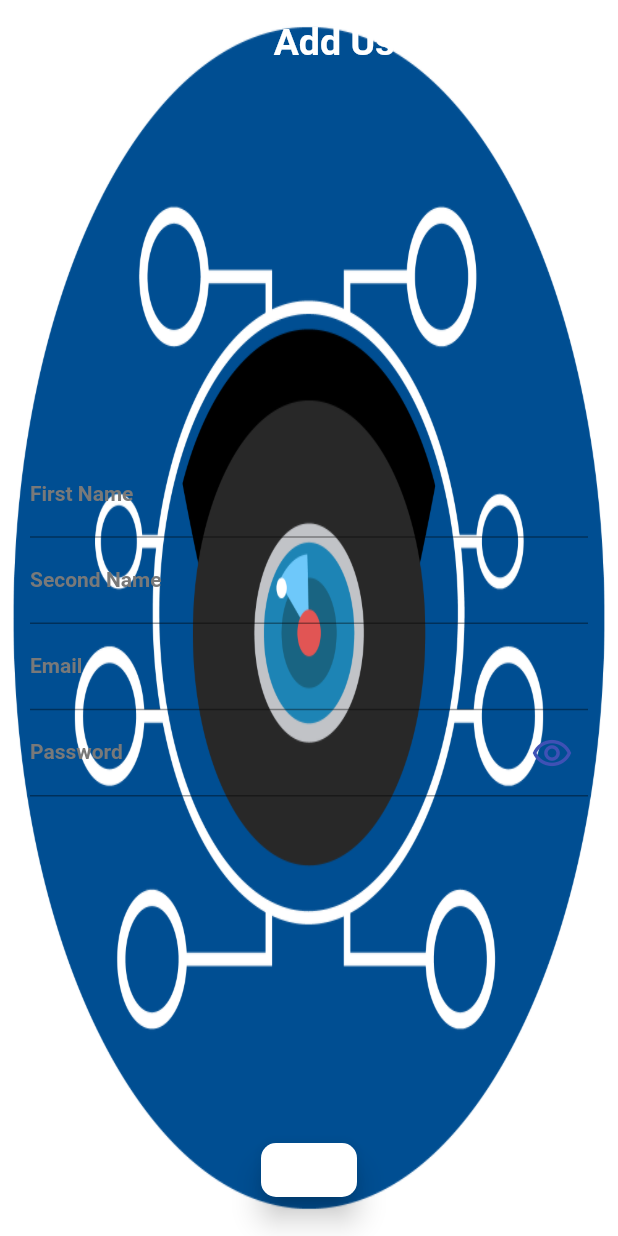
After one commit to SalmaAhmed20/MobileAppGraduation, a Flutter app: the AddUserScreen screen opened directly, on a phone screen of 412 x 824 dp. The commit adds this screen. Run offline on Flutter 3.47's test engine with Material 2 defaults, Android fonts, the phone set to English and light mode, and no system bars; our stand-ins replace cloud_firestore, firebase_auth, firebase_core, firebase_database, firebase_messaging, flutter_local_notifications and 1 more; accounts and stored records are empty.

Commit message:
add user

```diff
--- /dev/null
+++ b/lib/Screens/addUser.dart
@@ -0,0 +1,231 @@
+import 'package:catch_danger/model/UserModel.dart';
+import 'package:firebase_auth/firebase_auth.dart';
+import 'package:firebase_auth/firebase_auth.dart';
+import 'package:flutter/cupertino.dart';
+import 'package:flutter/material.dart';
+
+import '../DataBase/DataBaseHelper.dart';
+import 'homeScreen.dart';
+
+
+class AddUserScreen extends StatefulWidget {
+  static const String routeName = "AddUser";
+
+  @override
+  _AddUserScreenState createState() => _AddUserScreenState();
+}
+
+class _AddUserScreenState extends State<AddUserScreen> {
+  @override
+  final _addKey = GlobalKey<FormState>();
+  String _uid = '';
+  String _email = '';
+  String _password = '';
+  String _firstName = '';
+  String _secondName = '';
+  bool _obscureText = true;
+  bool isLoading = false;
+
+  Widget build(BuildContext context) {
+    return Stack(children: [
+      Container(
+        color: Colors.white,
+      ),
+      Image(
+          image: AssetImage('assets/images/Artboard 1 copy 2.png'),
+          fit: BoxFit.fill,
+          height: double.infinity,
+          width: double.infinity),
+      Scaffold(
+          backgroundColor: Colors.transparent,
+          appBar: AppBar(
+              backgroundColor: Colors.transparent,
+              elevation: 0,
+              title: _labels("Add User")),
+          body: Form(
+            key: _addKey,
+            child: Container(
+              margin: EdgeInsets.all(20),
+              child: Column(
+                mainAxisAlignment: MainAxisAlignment.center,
+                children: [
+                  Spacer(),
+                  TextFormField(
+                    onChanged: (newVal) {
+                      _firstName = newVal;
+                    },
+                    decoration: InputDecoration(
+                        labelText: "First Name",
+                        labelStyle: TextStyle(
+                            fontSize: 14,
+                            fontWeight: FontWeight.w600,
+                            color: Color(0xFF797979)),
+                        floatingLabelBehavior: FloatingLabelBehavior.auto),
+                    validator: (value) {
+                      if (value == null || value.isEmpty) {
+                        return 'Please Enter firstname';
+                      }
+                      return null;
+                    },
+                  ),
+                  TextFormField(
+                    onChanged: (newVal) {
+                      _secondName = newVal;
+                    },
+                    decoration: InputDecoration(
+                        labelText: "Second Name",
+                        labelStyle: TextStyle(
+                            fontSize: 14,
+                            fontWeight: FontWeight.w600,
+                            color: Color(0xFF797979)),
+                        floatingLabelBehavior: FloatingLabelBehavior.auto),
+                    validator: (value) {
+                      if (value == null || value.isEmpty) {
+                        return 'Please Enter secondname';
+                      }
+                      return null;
+                    },
+                  ),
+                  TextFormField(
+                    onChanged: (newVal) {
+                      _email = newVal;
+                    },
+                    decoration: InputDecoration(
+                        labelText: "Email",
+                        labelStyle: TextStyle(
+                            fontSize: 14,
+                            fontWeight: FontWeight.w600,
+                            color: Color(0xFF797979)),
+                        floatingLabelBehavior: FloatingLabelBehavior.auto),
+                    validator: (value) {
+                      if (value == null || value.isEmpty) {
+                        return 'Please enter E-mail';
+                      }
+                      return null;
+                    },
+                  ),
+                  TextFormField(
+                    onChanged: (newVal) {
+                      _password = newVal;
+                    },
+                    decoration: InputDecoration(
+                        suffixIcon: IconButton(
+                          icon: Icon(
+                            Icons.remove_red_eye_outlined,
+                            size: 28,
+                            color: Colors.indigo,
+                          ),
+                          onPressed: () {
+                            _toggle();
+                          },
+                        ),
+                        labelText: "Password",
+                        labelStyle: TextStyle(
+                            fontSize: 14,
+                            fontWeight: FontWeight.w600,
+                            color: Color(0xFF797979)),
+                        floatingLabelBehavior: FloatingLabelBehavior.auto),
+                    validator: (value) {
+                      if (value == null || value.isEmpty) {
+                        return 'Please enter Password';
+                      } else if (value.length < 6)
+                        return "Password should be at least 6 characters";
+                      return null;
+                    },
+                    onSaved: (val) => _password = val!,
+                    obscureText: _obscureText,
+                  ),
+                  //bugs
+                  Spacer(),
+                  isLoading
+                      ? CircularProgressIndicator()
+                      : ElevatedButton(
+                    onPressed: () {
+                      CreateUser();
+                    },
+                    style: ButtonStyle(
+                        backgroundColor:
+                        MaterialStateProperty.all(Colors.white),
+                        elevation: MaterialStateProperty.all(8),
+                        shape: MaterialStateProperty.all<
+                            RoundedRectangleBorder>(
+                            RoundedRectangleBorder(
+                              borderRadius: BorderRadius.circular(10),
+                            ))), child: null,
+                  )
+                ],
+              ),
+            ),
+          ))
+    ]);
+  }
+
+  //used in show and hide password
+  void _toggle() {
+    setState(() {
+      _obscureText = !_obscureText;
+    });
+  }
+
+  void CreateUser() {
+    if (_addKey.currentState?.validate() != null) {
+      RegisterUser();
+    }
+  }
+
+  void RegisterUser() async {
+    setState(() {
+      this.isLoading = true;
+    });
+    try {
+      UserCredential userCredential = await FirebaseAuth.instance
+          .createUserWithEmailAndPassword(
+          email: this._email, password: this._password);
+      ShowMessage("Sucess");
+      final userRef =getUsersRefWithConventer();
+      final user = UserModel(uid: userCredential.user!.uid, email: _email,
+          firstName: _firstName, secondName: _secondName, password: _password);
+      userRef.doc(user.uid).set(user).then((value) {
+        Navigator.pushReplacementNamed(context,HomeScreen.routeName);
+      });
+    } on FirebaseAuthException catch (e) {
+      ShowMessage(e.message ?? "Something went wrong");
+    } catch (e) {
+      print(e);
+    }
+    setState(() {
+      this.isLoading = false;
+    });
+  }
+
+  void ShowMessage(String message) {
+    showDialog(
+        context: context,
+        builder: (buildContext) {
+          return AlertDialog(
+            content: Text(message,
+                style: TextStyle(
+                    fontFamily: "Poppins", color: Colors.black, fontSize: 18)),
+            actions: [
+              TextButton(
+                  onPressed: () {
+                    Navigator.pop(context);
+                  },
+                  child: Text("Ok", style: TextStyle(fontFamily: "Poppins")))
+            ],
+          );
+        });
+  }
+}
+
+_labels(String label) {
+  return Center(
+    child: Text(
+      label,
+      style: TextStyle(
+          color: Colors.white,
+          fontSize: 25,
+          fontWeight: FontWeight.w600),
+    ),
+  );
+}
--- a/lib/Screens/loginScreen.dart
+++ b/lib/Screens/loginScreen.dart
@@ -1,3 +1,4 @@
+import 'package:catch_danger/Screens/addUser.dart';
 import 'package:catch_danger/Screens/homeScreen.dart';
 import 'package:firebase_auth/firebase_auth.dart';
 import 'package:firebase_database/firebase_database.dart';
@@ -18,7 +19,6 @@ class LoginScreen extends StatefulWidget {
 class _LoginScreenState extends State<LoginScreen> {
   final _formkey = GlobalKey<FormState>();
   User? user = FirebaseAuth.instance.currentUser;
-  UserModel loggedInUser = UserModel();
 
   FirebaseMessaging messaging = FirebaseMessaging.instance;
   late String token;
--- a/lib/model/UserModel.dart
+++ b/lib/model/UserModel.dart
@@ -1,28 +1,35 @@
 class UserModel {
-  String? uid;
-  String? email;
-  String? firstName;
-  String? secondName;
+  static const COLLECTION_NAME='users';
+  late String uid;
+  late String email;
+  late String firstName;
+  late String secondName;
+  late String password;
 
-  UserModel({this.uid, this.email, this.firstName, this.secondName});
+  UserModel({ required this.uid,
+    required this.email,
+    required this.firstName,
+    required this.secondName,
+    required this.password,
+   });
 
   // receiving data from server
-  factory UserModel.fromMap(map) {
-    return UserModel(
-      uid: map['uid'],
-      email: map['email'],
-      firstName: map['firstName'],
-      secondName: map['secondName'],
+  UserModel.fromJson(Map<String ,dynamic>json):this(
+    uid : json['uid'] as String,
+    email : json['email'] as String,
+    firstName : json['firstName'] as String,
+    secondName : json['secondName'] as String,
+    password : json['password'] as String,
     );
-  }
 
   // sending data to our server
-  Map<String, dynamic> toMap() {
-    return {
+  Map<String , Object>toJson(){
+    return{
       'uid': uid,
       'email': email,
       'firstName': firstName,
       'secondName': secondName,
+      'password': password,
     };
   }
 }
```
Also changed, not shown: lib/DataBase/DataBaseHelper.dart (added, +32 -0 lines), lib/Screens/homeScreen.dart (+4 -14 lines).
